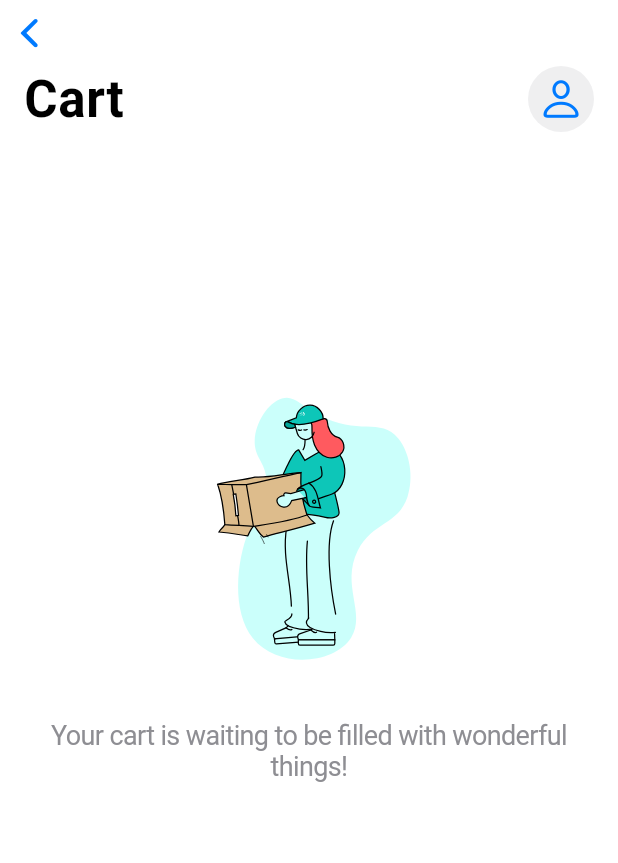
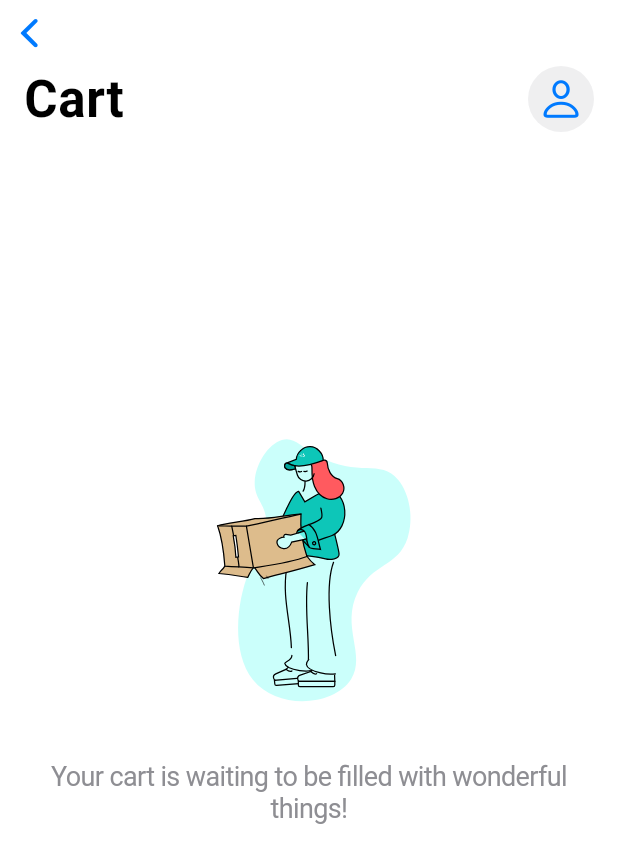
Before and after one commit to IUSGradProject/aurora-jewelry-mobile, a Flutter app: the CartScreen screen opened directly, on a phone screen of 412 x 824 dp. Shown: the top 863 px of the screen. Run offline on Flutter 3.47's test engine with Material 3 defaults, Android fonts, the phone set to English and light mode, and no system bars; drawn by our look-alikes of lottie; our stand-ins replace cached_network_image, shared_preferences, shimmer; missing offline and left inert: animated_digit, pull_down_button; accounts and stored records are empty; network calls fail.

Commit message:
Fixed Small Bugs

```diff
--- a/lib/providers/Auth/auth_provider.dart
+++ b/lib/providers/Auth/auth_provider.dart
@@ -33,6 +33,7 @@ class AuthProvider extends ChangeNotifier {
       prefs.setString('email', email),
       prefs.setString('username', username),
     ]);
+
   }
 
   ///Check if the token exists in SharedPreferences
@@ -60,6 +61,7 @@ class AuthProvider extends ChangeNotifier {
     try {
       _isLoading = true;
       notifyListeners();
+
       final response = await ApiService().login(email, password);
 
       if (response != null) {
--- a/lib/screens/Authentication/login_screen.dart
+++ b/lib/screens/Authentication/login_screen.dart
@@ -525,6 +525,7 @@ class _LoginScreenState extends State<LoginScreen> {
                                     _loginPasswordController.text,
                                   );
 
+                                  //If user is logged in, check if delivery address is set
                                   //When user logins user data should be returned from
                                   //Shared preferences, because of that getCurrentUserIsCalled
                                   await userProvider.getCurrentUser();
@@ -561,8 +562,9 @@ class _LoginScreenState extends State<LoginScreen> {
                                   showCupertinoSnackBar(
                                     // ignore: use_build_context_synchronously
                                     context: context,
-                                    message:
-                                        "There was error while registrating user.",
+                                    // message:
+                                    //     "Error occurred while registering user.",
+                                    message: e.toString(),
                                   );
                                 }
                               }
--- a/lib/screens/Home/cart_screen.dart
+++ b/lib/screens/Home/cart_screen.dart
@@ -34,14 +34,7 @@ class _CartScreenState extends State<CartScreen> {
     return Consumer<CartProvider>(
       builder:
           (context, cartProvider, child) => CupertinoPageScaffold(
-            child: Stack(
-              children: [
-                CustomScrollView(
-                  slivers: [
-                    CupertinoSliverNavigationBar(
-                      alwaysShowMiddle: false,
-                      middle: Text("Cart"),
-
+            navigationBar: CupertinoNavigationBar.large(
               largeTitle: Padding(
                 padding: const EdgeInsets.only(right: 16.0),
                 child: Row(
@@ -50,13 +43,13 @@ class _CartScreenState extends State<CartScreen> {
                 ),
               ),
             ),
-
+            child: Stack(
+              children: [
                 cartProvider.cartItems.isEmpty
-                        ? SliverFillRemaining(
-                          child: Column(
+                    ? Column(
                       mainAxisAlignment: MainAxisAlignment.center,
                       children: [
-                              Spacer(),
+                        Spacer(flex: 2,),
                         LottieBuilder.asset(
                           "lib/assets/empty-cart-animation.json",
                           height: 200,
@@ -77,11 +70,8 @@ class _CartScreenState extends State<CartScreen> {
                         ),
                         Spacer(flex: 2),
                       ],
-                          ),
                     )
                     : CartItemsWidget(cartItems: cartProvider.cartItems),
-                  ],
-                ),
                 Positioned(
                   bottom: 84,
                   child: AnimatedContainer(
@@ -130,14 +120,17 @@ class _CartScreenState extends State<CartScreen> {
                                     : AnimatedOpacity(
                                       duration: Duration(milliseconds: 300),
                                       opacity:
-                                          cartProvider.checkoutItemsIds.isNotEmpty
+                                          cartProvider
+                                                  .checkoutItemsIds
+                                                  .isNotEmpty
                                               ? 1
                                               : 0.5,
                                       child: CupertinoButton(
                                         padding: EdgeInsets.zero,
                                         onPressed: () {
                                           if (cartProvider
-                                                  .checkoutItemsIds.isEmpty) {
+                                              .checkoutItemsIds
+                                              .isEmpty) {
                                             return;
                                           }
                                           Navigator.of(
--- a/lib/screens/Home/home_screen.dart
+++ b/lib/screens/Home/home_screen.dart
@@ -43,6 +43,7 @@ class _HomeScreenState extends State<HomeScreen> {
       if (authProvider.isUserAuthenticated) {
         // ignore: use_build_context_synchronously
         await cartProvider.fetchCart(context);
+        cartProvider.setIsBottomSheetOpened(false);
       }
     });
   }
@@ -77,7 +78,7 @@ class _HomeScreenState extends State<HomeScreen> {
                 }
 
 
-                if(index ==0 || index == 1 || index == 2){
+                if(index ==0 || index == 1 ){
                   cartProvider.setIsBottomSheetOpened(false);
                 }
               },
--- a/lib/screens/Home/profile_screen.dart
+++ b/lib/screens/Home/profile_screen.dart
@@ -74,7 +74,7 @@ class _ProfileScreenState extends State<ProfileScreen> {
                     itemBuilder: (context) {
                       return [
                         PullDownMenuItem(
-                          icon: CupertinoIcons.cube_box,
+                          icon: userProvider.isDeliveryAddressSet? CupertinoIcons.cube_box :CupertinoIcons.add,
                           onTap: () async {
                             Navigator.of(context).push(
                               CupertinoSheetRoute(
@@ -85,6 +85,7 @@ class _ProfileScreenState extends State<ProfileScreen> {
                             );
                           },
                           title: "Delivery Address",
+                          subtitle: userProvider.isDeliveryAddressSet? "Delivery Address Saved for Future Orders." : null,
                         ),
                         PullDownMenuDivider.large(),
                         PullDownMenuItem(
--- a/lib/services/api_service.dart
+++ b/lib/services/api_service.dart
@@ -63,6 +63,7 @@ class ApiService {
 
       if (response.statusCode != 200 && response.statusCode != 201) {
         final error = jsonDecode(response.body);
+
         throw Exception(error['message'] ?? 'Registration failed');
       }
 
```
Also changed, not shown: lib/components/cupertino_snack_bar.dart (+5 -3 lines), lib/providers/Cart/cart_provider.dart (+0 -7 lines), lib/widgets/Cart/cart_items_widget.dart (+7 -17 lines). Lines whose indentation alone changed are shown as unchanged.
